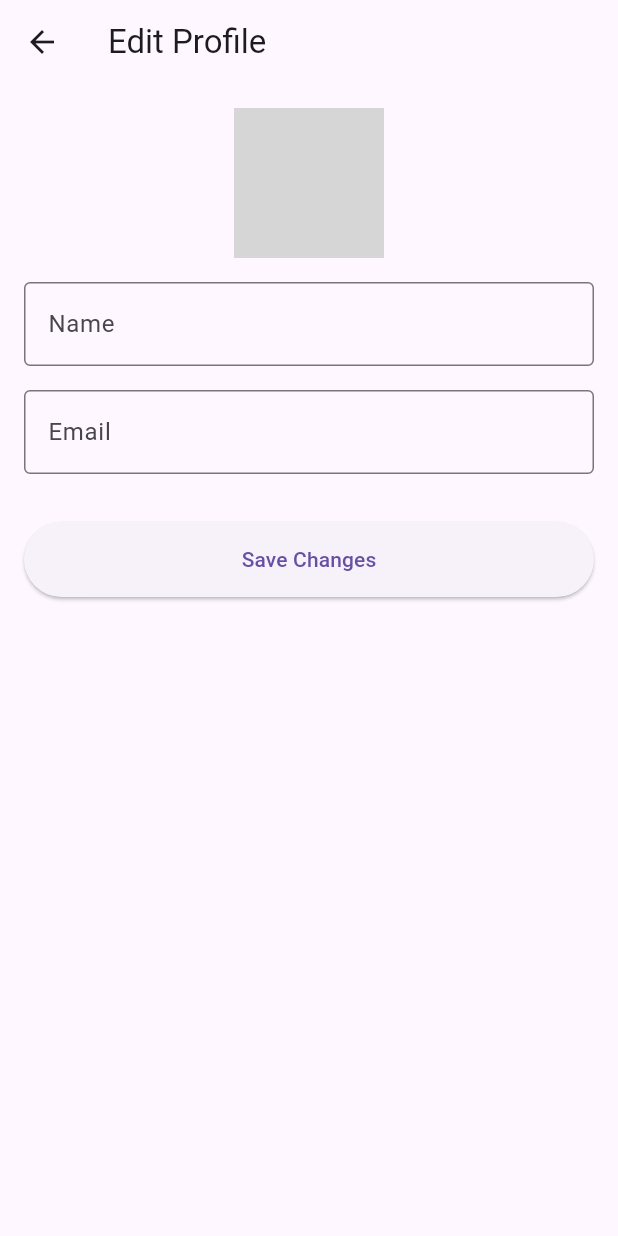
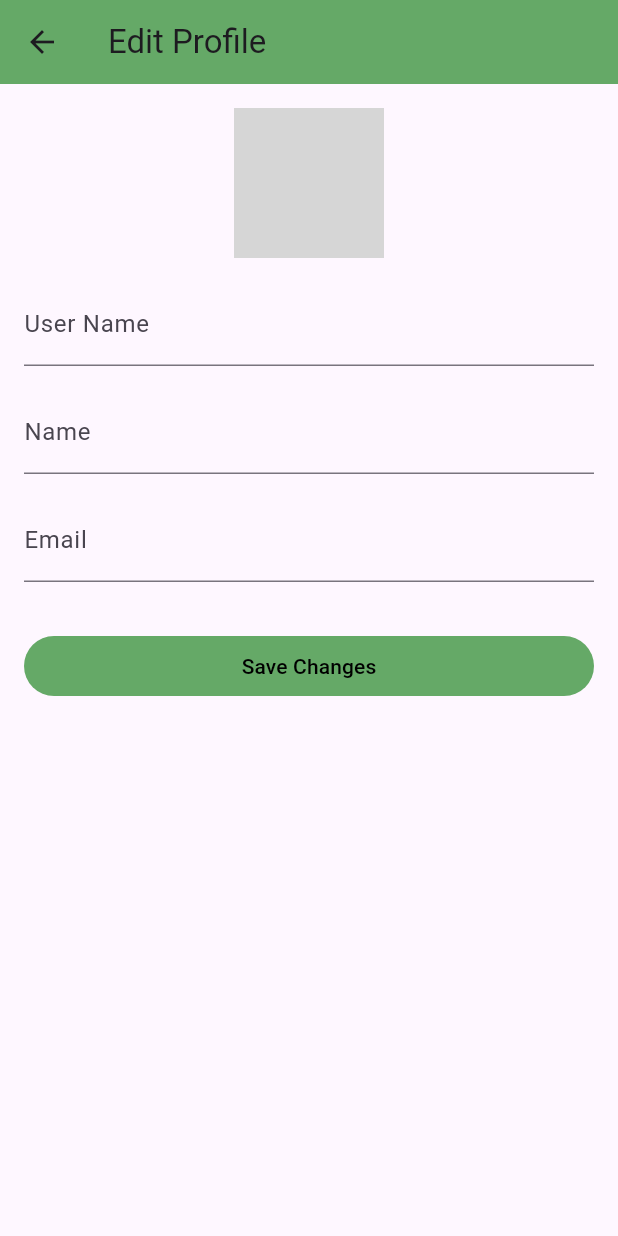
Before and after one commit to mirraiee/meal-planner, a Flutter app: the EditProfileScreen screen opened directly, on a phone screen of 412 x 824 dp. Run offline on Flutter 3.47's test engine with Material 3 defaults, Android fonts, the phone set to English and light mode, and no system bars; grey boxes are pictures that could not be loaded.

Commit message:
updated edit screen
added user name edit and colored the top bar green

```diff
--- a/lib/screens/editprofile.dart
+++ b/lib/screens/editprofile.dart
@@ -8,68 +8,53 @@ class EditProfileScreen extends StatefulWidget {
 }
 
 class _EditProfileScreenState extends State<EditProfileScreen> {
+  final TextEditingController _usernameController = TextEditingController();
   final TextEditingController _nameController = TextEditingController();
   final TextEditingController _emailController = TextEditingController();
-  bool _isPictureChanged = false;
+
   @override
   Widget build(BuildContext context) {
     return Scaffold(
       appBar: AppBar(
         title: const Text('Edit Profile'),
+        backgroundColor: const Color(0xFF65A967),
       ),
       body: Padding(
         padding: const EdgeInsets.all(16.0),
         child: Column(
           crossAxisAlignment: CrossAxisAlignment.start,
           children: [
-            Center(
-              child: Stack(
-                children: [
-                  CircleAvatar(
-                    radius: 50,
-                    backgroundImage: _isPictureChanged
-                        ? AssetImage('assets/profile_pic.png')
-                        : AssetImage('assets/default_profile_pic.png'),
-                  ),
-                  Positioned(
-                    bottom: 0,
-                    right: 0,
-                    child: IconButton(
-                      icon: const Icon(Icons.camera_alt),
-                      onPressed: () {
-                        setState(() {
-                          _isPictureChanged = true;
-                        });
-                      },
-                    ),
-                  ),
-                ],
+            const Center(
+              child: CircleAvatar(
+                radius: 50,
+                backgroundImage: AssetImage('assets/profile_pic.png'),
               ),
             ),
             const SizedBox(height: 16),
             TextField(
+              controller: _usernameController,
+              decoration: const InputDecoration(labelText: 'User Name'),
+            ),
+            const SizedBox(height: 16),
+            TextField(
               controller: _nameController,
-              decoration: const InputDecoration(
-                labelText: 'Name',
-                border: OutlineInputBorder(),
-              ),
+              decoration: const InputDecoration(labelText: 'Name'),
             ),
             const SizedBox(height: 16),
             TextField(
               controller: _emailController,
-              decoration: const InputDecoration(
-                labelText: 'Email',
-                border: OutlineInputBorder(),
-              ),
+              decoration: const InputDecoration(labelText: 'Email'),
             ),
             const SizedBox(height: 32),
             SizedBox(
               width: double.infinity,
-              height: 50,
               child: ElevatedButton(
-                onPressed: () {
-                  Navigator.pop(context);
-                },
+                onPressed: () {},
+                style: ElevatedButton.styleFrom(
+                  backgroundColor: const Color(0xFF65A967),
+                  foregroundColor: Colors.black,
+                  shadowColor: Colors.transparent,
+                ),
                 child: const Text('Save Changes'),
               ),
             ),
```
